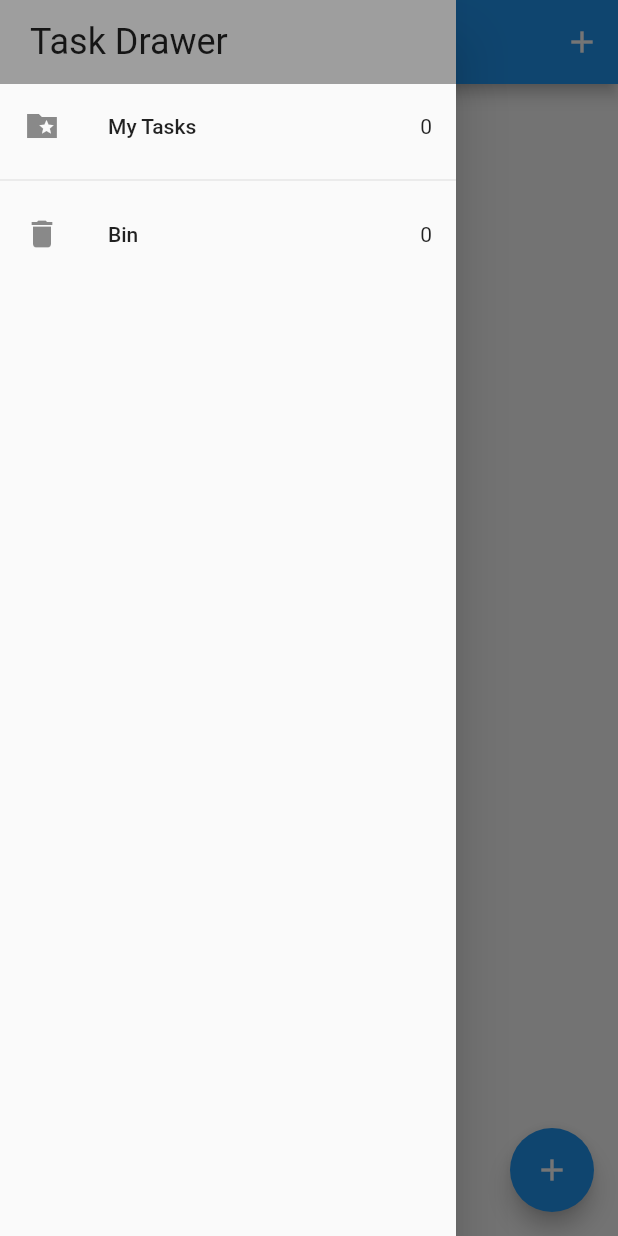
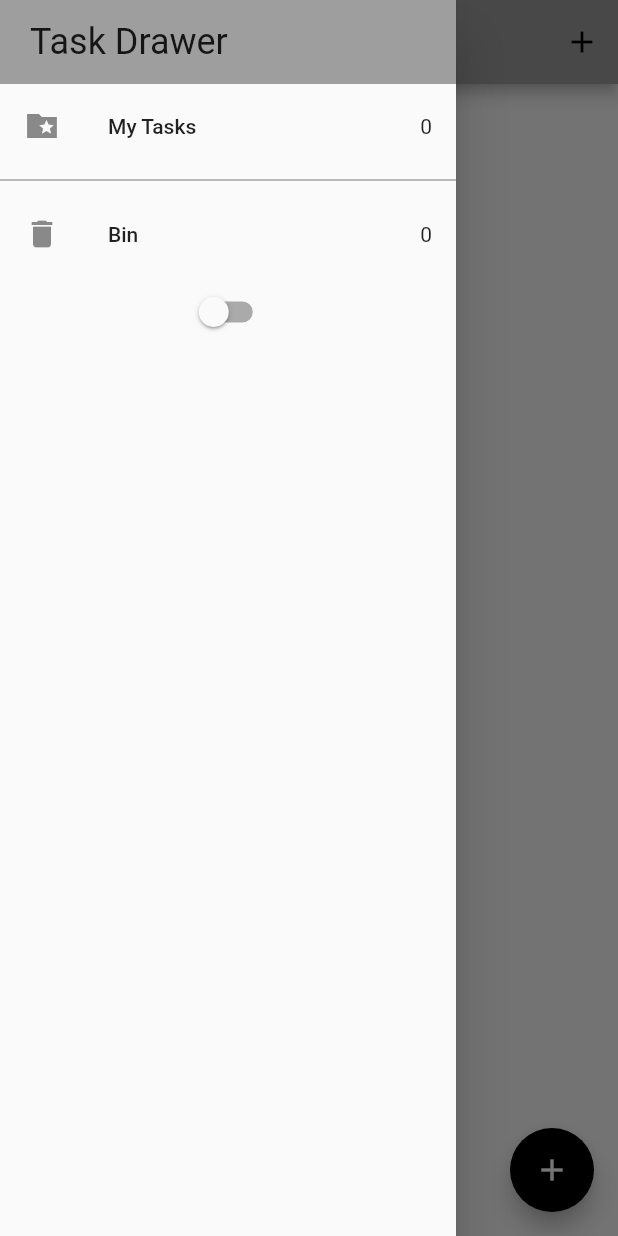
Before and after one commit to RodrigoLima96/todo-list-flutter, a Flutter app: the screen it shows after launch, with the side drawer open, on a phone screen of 412 x 824 dp. Run offline on Flutter 3.47's test engine with Material 2 defaults, Android fonts, the phone set to English and light mode, and no system bars; our stand-ins replace equatable, flutter_bloc, hydrated_bloc.

Commit message:
add switch theme method

```diff
--- a/lib/blocs/bloc_exports.dart
+++ b/lib/blocs/bloc_exports.dart
@@ -1,3 +1,4 @@
 export './tasks/tasks_bloc.dart';
+export './switch/switch_bloc.dart';
 export 'package:flutter_bloc/flutter_bloc.dart';
 export 'package:hydrated_bloc/hydrated_bloc.dart';
--- /dev/null
+++ b/lib/blocs/switch/switch_bloc.dart
@@ -0,0 +1,26 @@
+import 'package:equatable/equatable.dart';
+import '../bloc_exports.dart';
+
+part 'switch_event.dart';
+part 'switch_state.dart';
+
+class SwitchBloc extends HydratedBloc<SwitchEvent, SwitchState> {
+  SwitchBloc() : super(const SwitchInitial(switchValue: false)) {
+    on<SwitchOnEvent>((event, emit) {
+      emit(const SwitchState(switchValue: true));
+    });
+    on<SwitchOffEvent>((event, emit) {
+      emit(const SwitchState(switchValue: false));
+    });
+  }
+
+  @override
+  SwitchState? fromJson(Map<String, dynamic> json) {
+    return SwitchState.fromMap(json);
+  }
+
+  @override
+  Map<String, dynamic>? toJson(SwitchState state) {
+    return state.toMap();
+  }
+}
--- /dev/null
+++ b/lib/blocs/switch/switch_event.dart
@@ -0,0 +1,12 @@
+part of 'switch_bloc.dart';
+
+abstract class SwitchEvent extends Equatable {
+  const SwitchEvent();
+
+  @override
+  List<Object> get props => [];
+}
+
+class SwitchOnEvent extends SwitchEvent {}
+
+class SwitchOffEvent extends SwitchEvent {}
--- /dev/null
+++ b/lib/blocs/switch/switch_state.dart
@@ -0,0 +1,26 @@
+part of 'switch_bloc.dart';
+
+class SwitchState extends Equatable {
+  final bool switchValue;
+  const SwitchState({required this.switchValue});
+
+  @override
+  List<Object> get props => [switchValue];
+
+  Map<String, dynamic> toMap() {
+    return {
+      'switchValue': switchValue,
+    };
+  }
+
+  factory SwitchState.fromMap(Map<String, dynamic> map) {
+    return SwitchState(
+      switchValue: map['switchValue'] ?? false,
+    );
+  }
+}
+
+class SwitchInitial extends SwitchState {
+  const SwitchInitial({required bool switchValue})
+      : super(switchValue: switchValue);
+}
--- a/lib/blocs/tasks/tasks_state.dart
+++ b/lib/blocs/tasks/tasks_state.dart
@@ -10,7 +10,7 @@ class TasksState extends Equatable {
   });
 
   @override
-  List<Object> get props => [allTasks];
+  List<Object> get props => [allTasks, removedTasks];
 
   Map<String, dynamic> toMap() {
     return {
--- a/lib/main.dart
+++ b/lib/main.dart
@@ -2,6 +2,7 @@ import 'package:flutter/material.dart';
 import 'package:path_provider/path_provider.dart';
 import 'package:todo_list/pages/home/home_page.dart';
 import 'package:todo_list/router/app_router.dart';
+import 'package:todo_list/theme/app_theme.dart';
 import 'blocs/bloc_exports.dart';
 
 void main() async {
@@ -26,13 +27,23 @@ class MyApp extends StatelessWidget {
 
   @override
   Widget build(BuildContext context) {
-    return BlocProvider(
-      create: (context) => TasksBloc(),
-      child: MaterialApp(
-        debugShowCheckedModeBanner: false,
-        title: 'Todo List',
-        home: const HomePage(),
-        onGenerateRoute: appRouter.onGenerateRoute,
+    return MultiBlocProvider(
+      providers: [
+        BlocProvider(create: (context) => TasksBloc()),
+        BlocProvider(create: (context) => SwitchBloc()),
+      ],
+      child: BlocBuilder<SwitchBloc, SwitchState>(
+        builder: (context, state) {
+          return MaterialApp(
+            debugShowCheckedModeBanner: false,
+            title: 'Todo List',
+            theme: state.switchValue
+                ? AppThemes.appThemeData[AppTheme.darkTheme]
+                : AppThemes.appThemeData[AppTheme.lightTheme],
+            home: const HomePage(),
+            onGenerateRoute: appRouter.onGenerateRoute,
+          );
+        },
       ),
     );
   }
--- a/lib/pages/drawer/app_drawer.dart
+++ b/lib/pages/drawer/app_drawer.dart
@@ -24,7 +24,8 @@ class AppDrawer extends StatelessWidget {
             BlocBuilder<TasksBloc, TasksState>(
               builder: (context, state) {
                 return GestureDetector(
-                  onTap: () => Navigator.of(context).pushNamed(HomePage.id),
+                  onTap: () =>
+                      Navigator.of(context).pushReplacementNamed(HomePage.id),
                   child: ListTile(
                     leading: const Icon(Icons.folder_special_sharp),
                     title: const Text('My Tasks'),
@@ -37,8 +38,8 @@ class AppDrawer extends StatelessWidget {
             BlocBuilder<TasksBloc, TasksState>(
               builder: (context, state) {
                 return GestureDetector(
-                  onTap: () =>
-                      Navigator.of(context).pushNamed(RecycleBinPage.id),
+                  onTap: () => Navigator.of(context)
+                      .pushReplacementNamed(RecycleBinPage.id),
                   child: ListTile(
                     leading: const Icon(Icons.delete),
                     title: const Text('Bin'),
@@ -47,6 +48,17 @@ class AppDrawer extends StatelessWidget {
                 );
               },
             ),
+            BlocBuilder<SwitchBloc, SwitchState>(
+              builder: (context, state) {
+                return Switch(
+                    value: state.switchValue,
+                    onChanged: (newValue) {
+                      newValue
+                          ? context.read<SwitchBloc>().add(SwitchOnEvent())
+                          : context.read<SwitchBloc>().add(SwitchOffEvent());
+                    });
+              },
+            ),
           ],
         ),
       ),
--- a/lib/pages/recycle_bin/recycle_bin_page.dart
+++ b/lib/pages/recycle_bin/recycle_bin_page.dart
@@ -16,12 +16,6 @@ class RecycleBinPage extends StatelessWidget {
           appBar: AppBar(
             title: const Text('Recycle Bin'),
             centerTitle: true,
-            actions: [
-              IconButton(
-                onPressed: () {},
-                icon: const Icon(Icons.add),
-              ),
-            ],
           ),
           drawer: const AppDrawer(),
           body: Column(
--- /dev/null
+++ b/lib/theme/app_theme.dart
@@ -0,0 +1,55 @@
+import 'package:flutter/material.dart';
+
+enum AppTheme { lightTheme, darkTheme }
+
+class AppThemes {
+  static final appThemeData = {
+    AppTheme.darkTheme: ThemeData(
+      primarySwatch: Colors.grey,
+      primaryColor: Colors.black,
+      brightness: Brightness.dark,
+      backgroundColor: const Color(0xFF212121),
+      dividerColor: Colors.black54,
+      floatingActionButtonTheme: const FloatingActionButtonThemeData(
+        backgroundColor: Colors.white,
+      ),
+      textButtonTheme: TextButtonThemeData(
+        style: ButtonStyle(
+          foregroundColor: MaterialStateProperty.all(Colors.white),
+        ),
+      ),
+      textTheme: const TextTheme(
+        subtitle1: TextStyle(color: Colors.white),
+      ),
+      bottomNavigationBarTheme: const BottomNavigationBarThemeData(
+          backgroundColor: Colors.grey, unselectedItemColor: Colors.white),
+    ),
+
+    //
+    //
+
+    AppTheme.lightTheme: ThemeData(
+      primarySwatch: Colors.grey,
+      primaryColor: Colors.white,
+      brightness: Brightness.light,
+      backgroundColor: const Color(0xFFE5E5E5),
+      dividerColor: const Color(0xff757575),
+      floatingActionButtonTheme: const FloatingActionButtonThemeData(
+        backgroundColor: Colors.black,
+        foregroundColor: Colors.white,
+      ),
+      textButtonTheme: TextButtonThemeData(
+        style: ButtonStyle(
+          foregroundColor: MaterialStateProperty.all(Colors.black),
+        ),
+      ),
+      textTheme: const TextTheme(
+        subtitle1: TextStyle(color: Colors.black),
+      ),
+      bottomNavigationBarTheme: const BottomNavigationBarThemeData(
+          backgroundColor: Colors.grey,
+          selectedItemColor: Colors.black,
+          unselectedItemColor: Colors.white),
+    ),
+  };
+}
```
